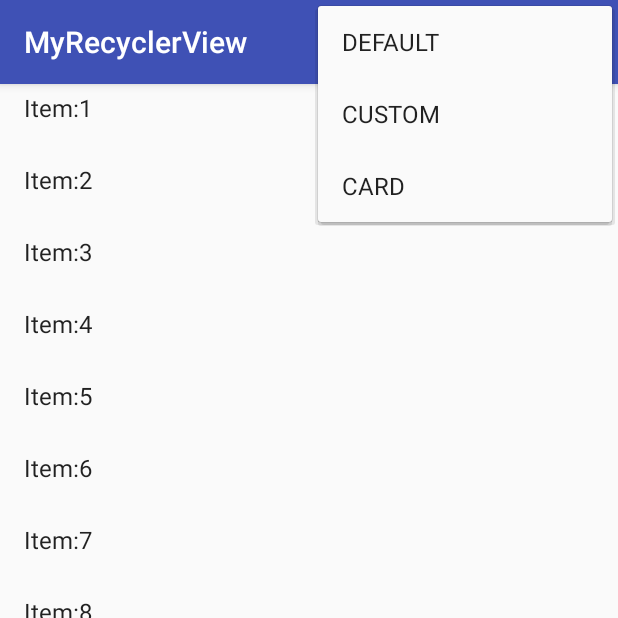
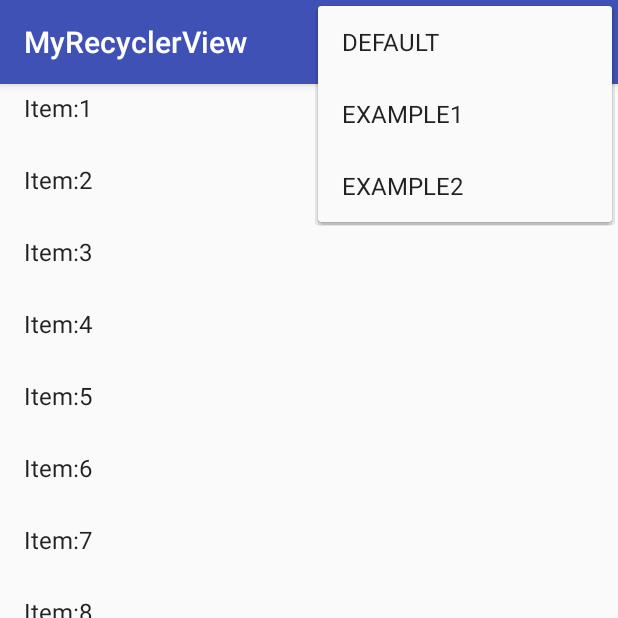
Before and after one commit to xuie0000/MyRecyclerView, an Android app: the screen it shows after launch (MainActivity), with the options menu open, on a phone screen of 412 x 824 dp, the top half of it. Run offline under Robolectric (Android 15) with nearby library versions, the phone set to English and light mode, and no system bars; our stand-ins replace ButterKnife.

```diff
--- a/app/src/main/java/com/xuie/myrecyclerview/MainActivity.java
+++ b/app/src/main/java/com/xuie/myrecyclerview/MainActivity.java
@@ -49,10 +49,10 @@ public class MainActivity extends AppCompatActivity {
         if (id == R.id.defaultF) {
             getSupportFragmentManager().beginTransaction()
                     .replace(R.id.frameLayout, SimpleRecyclerViewFragment.newInstance(0)).commit();
-        } else if (id == R.id.custom) {
+        } else if (id == R.id.example1) {
             getSupportFragmentManager().beginTransaction()
                     .replace(R.id.frameLayout, SimpleRecyclerViewFragment.newInstance(1)).commit();
-        } else if (id == R.id.card) {
+        } else if (id == R.id.example2) {
             getSupportFragmentManager().beginTransaction()
                     .replace(R.id.frameLayout, SimpleRecyclerViewFragment.newInstance(2)).commit();
         }
--- a/app/src/main/java/com/xuie/myrecyclerview/SimpleRecyclerViewFragment.java
+++ b/app/src/main/java/com/xuie/myrecyclerview/SimpleRecyclerViewFragment.java
@@ -9,6 +9,7 @@ import android.support.v7.widget.RecyclerView;
 import android.view.LayoutInflater;
 import android.view.View;
 import android.view.ViewGroup;
+import android.widget.Toast;
 
 import com.xuie.recyclerview.ArrayAdapter;
 
@@ -26,8 +27,8 @@ public class SimpleRecyclerViewFragment extends Fragment {
     static final String TAG = SimpleRecyclerViewFragment.class.getSimpleName();
     static final String TYPE = "type";
     public static int DEFAULT = 0;
-    public static int CUSTOM = 1;
-    public static int CARD = 2;
+    public static int EXAMPLE1 = 1;
+    public static int EXAMPLE2 = 2;
 
     RecyclerView.LayoutManager layoutManager;
     ArrayAdapter arrayAdapter;
@@ -57,12 +58,25 @@ public class SimpleRecyclerViewFragment extends Fragment {
         int type = getArguments().getInt(TYPE);
         if (type == DEFAULT) {
             arrayAdapter = new ArrayAdapter<String>(android.R.layout.simple_list_item_1, strings);
-        } else if (type == CUSTOM) {
+        } else if (type == EXAMPLE1) {
             arrayAdapter = new ArrayAdapter<>(R.layout.custom_item, R.id.text, strings);
             arrayAdapter.setAnimation(ArrayAdapter.ANI_RIGHT_IN);
-        } else if (type == CARD) {
+        } else if (type == EXAMPLE2) {
             arrayAdapter = new ArrayAdapter<>(R.layout.custom_item2, R.id.text, strings);
-            arrayAdapter.setAnimation(ArrayAdapter.ANI_BOTTOM_IN);
+            arrayAdapter.setCustomAnimation(R.anim.item_custom);
+            arrayAdapter.setOnItemClickListener(new ArrayAdapter.OnItemClickListener() {
+                @Override
+                public void onItemClick(View view, int position) {
+                    Toast.makeText(getActivity(), "点击Item " + position, Toast.LENGTH_SHORT).show();
+                }
+            });
+            arrayAdapter.setOnItemLongClickListener(new ArrayAdapter.OnItemLongClickListener() {
+                @Override
+                public boolean onItemLongClick(View view, int position) {
+                    Toast.makeText(getActivity(), "长按Item " + position, Toast.LENGTH_SHORT).show();
+                    return true;
+                }
+            });
         }
 
         layoutManager = new LinearLayoutManager(getActivity());
--- /dev/null
+++ b/app/src/main/res/anim/item_custom.xml
@@ -0,0 +1,22 @@
+<?xml version="1.0" encoding="utf-8"?>
+<set
+    xmlns:android="http://schemas.android.com/apk/res/android">
+    <translate
+        android:duration="@android:integer/config_longAnimTime"
+        android:fillAfter="true"
+        android:fromYDelta="100.0%"
+        android:toYDelta="0.0"/>
+    <alpha
+        android:duration="@android:integer/config_longAnimTime"
+        android:fillAfter="true"
+        android:fromAlpha="0"
+        android:toAlpha="1"/>
+    <scale
+        android:duration="@android:integer/config_longAnimTime"
+        android:fromXScale="0"
+        android:fromYScale="0"
+        android:pivotX="50%"
+        android:pivotY="50%"
+        android:toXScale="1"
+        android:toYScale="1"/>
+</set>
--- a/app/src/main/res/layout/custom_item2.xml
+++ b/app/src/main/res/layout/custom_item2.xml
@@ -1,6 +1,6 @@
 <?xml version="1.0" encoding="utf-8"?>
 <android.support.v7.widget.CardView
-    android:id="@+id/card"
+    android:id="@+id/example2"
     xmlns:android="http://schemas.android.com/apk/res/android"
     xmlns:app="http://schemas.android.com/apk/res-auto"
     android:layout_width="match_parent"
--- a/app/src/main/res/menu/menu_main.xml
+++ b/app/src/main/res/menu/menu_main.xml
@@ -8,13 +8,13 @@
         android:title="DEFAULT"
         app:showAsAction="never"/>
     <item
-        android:id="@+id/custom"
+        android:id="@+id/example1"
         android:orderInCategory="100"
-        android:title="CUSTOM"
+        android:title="EXAMPLE1"
         app:showAsAction="never"/>
     <item
-        android:id="@+id/card"
+        android:id="@+id/example2"
         android:orderInCategory="100"
-        android:title="CARD"
+        android:title="EXAMPLE2"
         app:showAsAction="never"/>
 </menu>
--- a/recyclerview/build.gradle
+++ b/recyclerview/build.gradle
@@ -2,7 +2,7 @@ apply plugin: 'com.android.library'
 apply plugin: 'com.github.dcendents.android-maven'
 apply plugin: 'com.jfrog.bintray'
 
-version = "0.0.1"
+version = "0.0.2"
 
 android {
     compileSdkVersion 23
--- a/recyclerview/src/main/java/com/xuie/recyclerview/ArrayAdapter.java
+++ b/recyclerview/src/main/java/com/xuie/recyclerview/ArrayAdapter.java
@@ -3,6 +3,7 @@ package com.xuie.recyclerview;
 import android.support.annotation.IdRes;
 import android.support.annotation.LayoutRes;
 import android.support.annotation.NonNull;
+import android.support.annotation.Nullable;
 import android.support.v7.widget.RecyclerView;
 import android.util.Log;
 import android.view.LayoutInflater;
@@ -22,11 +23,32 @@ public class ArrayAdapter<T> extends RecyclerView.Adapter<RecyclerView.ViewHolde
     public static final int ANI_NONE = 0;
     public static final int ANI_BOTTOM_IN = 1;
     public static final int ANI_RIGHT_IN = 2;
+    public static final int ANI_CUSTOM = 3;
+
+    OnItemClickListener mOnItemClickListener;
+
+    OnItemLongClickListener mOnItemLongClickListener;
+
+    public interface OnItemClickListener {
+        void onItemClick(View view, int position);
+    }
+
+    public interface OnItemLongClickListener {
+        boolean onItemLongClick(View view, int position);
+    }
+
+    public void setOnItemClickListener(@Nullable OnItemClickListener listener) {
+        mOnItemClickListener = listener;
+    }
+
+    public void setOnItemLongClickListener(@Nullable OnItemLongClickListener listener) {
+        mOnItemLongClickListener = listener;
+    }
 
     private int mResource;
     private int mFieldId = 0;
     private List<T> mObjects;
-    private int lastPosition = -1;
+    private int mLastPosition = -1;
     private int mAnimType;
     private int mAnimId;
 
@@ -51,7 +73,8 @@ public class ArrayAdapter<T> extends RecyclerView.Adapter<RecyclerView.ViewHolde
 
     @Override
     public RecyclerView.ViewHolder onCreateViewHolder(ViewGroup parent, int viewType) {
-        return new MyHolder(LayoutInflater.from(parent.getContext()).inflate(mResource, parent, false));
+        return new MyHolder(LayoutInflater.from(parent.getContext())
+                .inflate(mResource, parent, false));
     }
 
     @Override
@@ -91,13 +114,19 @@ public class ArrayAdapter<T> extends RecyclerView.Adapter<RecyclerView.ViewHolde
         }
     }
 
+    public void setCustomAnimation(int animId) {
+        mAnimId = animId;
+        mAnimType = ANI_CUSTOM;
+    }
+
     private void startAnimation(View viewToAnimate, int position) {
-        if (position > lastPosition) {
+        if (position > mLastPosition) {
             if (mAnimType != ANI_NONE) {
-                Animation animation = AnimationUtils.loadAnimation(viewToAnimate.getContext(), mAnimId);
+                Animation animation = AnimationUtils
+                        .loadAnimation(viewToAnimate.getContext(), mAnimId);
                 viewToAnimate.startAnimation(animation);
             }
-            lastPosition = position;
+            mLastPosition = position;
         }
     }
 
@@ -106,9 +135,25 @@ public class ArrayAdapter<T> extends RecyclerView.Adapter<RecyclerView.ViewHolde
         return mObjects.size();
     }
 
-    static class MyHolder extends RecyclerView.ViewHolder {
+    class MyHolder extends RecyclerView.ViewHolder
+            implements View.OnClickListener, View.OnLongClickListener {
         public MyHolder(View itemView) {
             super(itemView);
+            itemView.setOnClickListener(this);
+            itemView.setOnLongClickListener(this);
+        }
+
+        @Override
+        public void onClick(View v) {
+            if (mOnItemClickListener != null) {
+                mOnItemClickListener.onItemClick(v, getAdapterPosition());
+            }
+        }
+
+        @Override
+        public boolean onLongClick(View v) {
+            return mOnItemLongClickListener != null
+                    && mOnItemLongClickListener.onItemLongClick(v, getAdapterPosition());
         }
     }
 }
```
Also changed, not shown: 1 other file.
